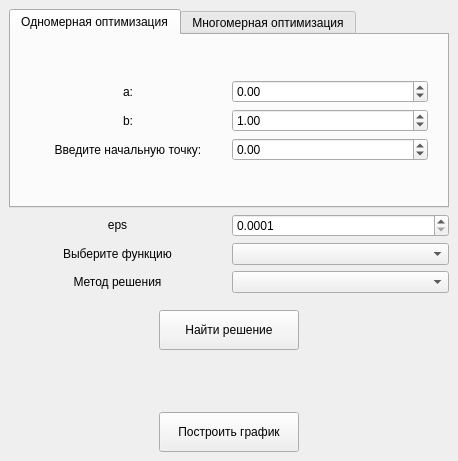
Before: the Qt Designer form mainwindow.ui in margarita-v/OptimizationMethods, drawn with Qt 5.
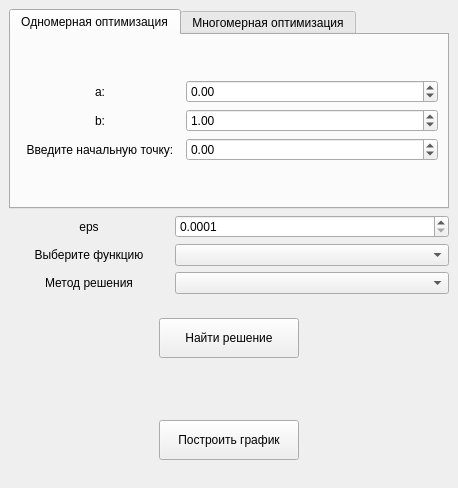
After: the same form once the commit is applied. The open tabs and pages were chosen to show the change.

Commit message: QFormLayout was added

```diff
--- a/mainwindow.ui
+++ b/mainwindow.ui
@@ -7,7 +7,7 @@
     <x>0</x>
     <y>0</y>
     <width>458</width>
-    <height>461</height>
+    <height>488</height>
    </rect>
   </property>
   <property name="windowTitle">
@@ -51,39 +51,18 @@
              <enum>QLayout::SetDefaultConstraint</enum>
             </property>
             <item>
-             <spacer name="verticalSpacer_3">
-              <property name="orientation">
-               <enum>Qt::Vertical</enum>
+             <layout class="QFormLayout" name="formLayout_4">
+              <property name="formAlignment">
+               <set>Qt::AlignCenter</set>
               </property>
-              <property name="sizeHint" stdset="0">
-               <size>
-                <width>20</width>
-                <height>40</height>
-               </size>
-              </property>
-             </spacer>
-            </item>
-            <item>
-             <layout class="QHBoxLayout" name="horizontalLayout_4">
-              <property name="spacing">
-               <number>6</number>
-              </property>
-              <property name="leftMargin">
-               <number>10</number>
-              </property>
-              <property name="topMargin">
-               <number>10</number>
-              </property>
-              <property name="rightMargin">
-               <number>10</number>
-              </property>
-              <property name="bottomMargin">
-               <number>10</number>
-              </property>
-              <item>
-               <layout class="QVBoxLayout" name="verticalLayout_2">
-                <item>
+              <item row="1" column="0">
                  <widget class="QLabel" name="lblA">
+                <property name="minimumSize">
+                 <size>
+                  <width>160</width>
+                  <height>0</height>
+                 </size>
+                </property>
                   <property name="layoutDirection">
                    <enum>Qt::LeftToRight</enum>
                   </property>
@@ -101,8 +80,39 @@
                   </property>
                  </widget>
                 </item>
-                <item>
+              <item row="1" column="1">
+               <widget class="QDoubleSpinBox" name="dsbA">
+                <property name="sizePolicy">
+                 <sizepolicy hsizetype="Expanding" vsizetype="Fixed">
+                  <horstretch>0</horstretch>
+                  <verstretch>0</verstretch>
+                 </sizepolicy>
+                </property>
+                <property name="maximumSize">
+                 <size>
+                  <width>500</width>
+                  <height>16777215</height>
+                 </size>
+                </property>
+                <property name="decimals">
+                 <number>2</number>
+                </property>
+                <property name="minimum">
+                 <double>-100.000000000000000</double>
+                </property>
+                <property name="maximum">
+                 <double>100.000000000000000</double>
+                </property>
+               </widget>
+              </item>
+              <item row="2" column="0">
                  <widget class="QLabel" name="lblB">
+                <property name="minimumSize">
+                 <size>
+                  <width>160</width>
+                  <height>0</height>
+                 </size>
+                </property>
                   <property name="text">
                    <string>b:</string>
                   </property>
@@ -111,35 +121,20 @@
                   </property>
                  </widget>
                 </item>
-                <item>
-                 <widget class="QLabel" name="lblFirstPoint">
-                  <property name="text">
-                   <string>Введите начальную точку:</string>
-                  </property>
-                  <property name="alignment">
-                   <set>Qt::AlignCenter</set>
-                  </property>
-                 </widget>
-                </item>
-               </layout>
-              </item>
-              <item>
-               <layout class="QVBoxLayout" name="verticalLayout_3">
-                <item>
-                 <widget class="QDoubleSpinBox" name="dsbA">
-                  <property name="decimals">
-                   <number>2</number>
-                  </property>
-                  <property name="minimum">
-                   <double>-100.000000000000000</double>
-                  </property>
-                  <property name="maximum">
-                   <double>100.000000000000000</double>
-                  </property>
-                 </widget>
-                </item>
-                <item>
+              <item row="2" column="1">
                  <widget class="QDoubleSpinBox" name="dsbB">
+                <property name="sizePolicy">
+                 <sizepolicy hsizetype="Expanding" vsizetype="Fixed">
+                  <horstretch>0</horstretch>
+                  <verstretch>0</verstretch>
+                 </sizepolicy>
+                </property>
+                <property name="maximumSize">
+                 <size>
+                  <width>500</width>
+                  <height>16777215</height>
+                 </size>
+                </property>
                   <property name="minimum">
                    <double>-100.000000000000000</double>
                   </property>
@@ -151,8 +146,36 @@
                   </property>
                  </widget>
                 </item>
-                <item>
+              <item row="3" column="0">
+               <widget class="QLabel" name="lblFirstPoint">
+                <property name="minimumSize">
+                 <size>
+                  <width>160</width>
+                  <height>0</height>
+                 </size>
+                </property>
+                <property name="text">
+                 <string>Введите начальную точку:</string>
+                </property>
+                <property name="alignment">
+                 <set>Qt::AlignCenter</set>
+                </property>
+               </widget>
+              </item>
+              <item row="3" column="1">
                  <widget class="QDoubleSpinBox" name="dsbFirstPoint">
+                <property name="sizePolicy">
+                 <sizepolicy hsizetype="Expanding" vsizetype="Fixed">
+                  <horstretch>0</horstretch>
+                  <verstretch>0</verstretch>
+                 </sizepolicy>
+                </property>
+                <property name="maximumSize">
+                 <size>
+                  <width>500</width>
+                  <height>16777215</height>
+                 </size>
+                </property>
                   <property name="minimum">
                    <double>-100.000000000000000</double>
                   </property>
@@ -161,11 +184,7 @@
                   </property>
                  </widget>
                 </item>
-               </layout>
-              </item>
-             </layout>
-            </item>
-            <item>
+              <item row="4" column="0">
              <spacer name="verticalSpacer_4">
               <property name="orientation">
                <enum>Qt::Vertical</enum>
@@ -178,6 +197,21 @@
               </property>
              </spacer>
             </item>
+              <item row="0" column="0">
+               <spacer name="verticalSpacer_5">
+                <property name="orientation">
+                 <enum>Qt::Vertical</enum>
+                </property>
+                <property name="sizeHint" stdset="0">
+                 <size>
+                  <width>20</width>
+                  <height>40</height>
+                 </size>
+                </property>
+               </spacer>
+              </item>
+             </layout>
+            </item>
            </layout>
           </item>
          </layout>
@@ -300,11 +334,18 @@
        </widget>
       </item>
       <item>
-       <layout class="QHBoxLayout" name="horizontalLayout">
-        <item>
-         <layout class="QVBoxLayout" name="verticalLayout_13">
-          <item>
+       <layout class="QFormLayout" name="formLayout_3">
+        <property name="formAlignment">
+         <set>Qt::AlignCenter</set>
+        </property>
+        <item row="0" column="0">
            <widget class="QLabel" name="label_2">
+          <property name="minimumSize">
+           <size>
+            <width>160</width>
+            <height>0</height>
+           </size>
+          </property>
             <property name="text">
              <string>eps</string>
             </property>
@@ -313,8 +354,42 @@
             </property>
            </widget>
           </item>
-          <item>
+        <item row="0" column="1">
+         <widget class="QDoubleSpinBox" name="dsbEps">
+          <property name="sizePolicy">
+           <sizepolicy hsizetype="Expanding" vsizetype="Fixed">
+            <horstretch>0</horstretch>
+            <verstretch>0</verstretch>
+           </sizepolicy>
+          </property>
+          <property name="maximumSize">
+           <size>
+            <width>500</width>
+            <height>16777215</height>
+           </size>
+          </property>
+          <property name="decimals">
+           <number>4</number>
+          </property>
+          <property name="minimum">
+           <double>0.000100000000000</double>
+          </property>
+          <property name="maximum">
+           <double>1.000000000000000</double>
+          </property>
+          <property name="singleStep">
+           <double>0.000100000000000</double>
+          </property>
+         </widget>
+        </item>
+        <item row="1" column="0">
            <widget class="QLabel" name="label_16">
+          <property name="minimumSize">
+           <size>
+            <width>160</width>
+            <height>0</height>
+           </size>
+          </property>
             <property name="text">
              <string>Выберите функцию</string>
             </property>
@@ -323,8 +398,30 @@
             </property>
            </widget>
           </item>
-          <item>
+        <item row="1" column="1">
+         <widget class="QComboBox" name="cbFunc">
+          <property name="sizePolicy">
+           <sizepolicy hsizetype="Expanding" vsizetype="Fixed">
+            <horstretch>0</horstretch>
+            <verstretch>0</verstretch>
+           </sizepolicy>
+          </property>
+          <property name="maximumSize">
+           <size>
+            <width>500</width>
+            <height>16777215</height>
+           </size>
+          </property>
+         </widget>
+        </item>
+        <item row="2" column="0">
            <widget class="QLabel" name="label">
+          <property name="minimumSize">
+           <size>
+            <width>160</width>
+            <height>0</height>
+           </size>
+          </property>
             <property name="text">
              <string>Метод решения</string>
             </property>
@@ -333,33 +430,21 @@
             </property>
            </widget>
           </item>
-         </layout>
-        </item>
-        <item>
-         <layout class="QVBoxLayout" name="verticalLayout_16">
-          <item>
-           <widget class="QDoubleSpinBox" name="dsbEps">
-            <property name="decimals">
-             <number>4</number>
-            </property>
-            <property name="minimum">
-             <double>0.000100000000000</double>
-            </property>
-            <property name="maximum">
-             <double>1.000000000000000</double>
-            </property>
-            <property name="singleStep">
-             <double>0.000100000000000</double>
-            </property>
-           </widget>
-          </item>
-          <item>
-           <widget class="QComboBox" name="cbFunc"/>
-          </item>
-          <item>
-           <widget class="QComboBox" name="cbMethod"/>
-          </item>
-         </layout>
+        <item row="2" column="1">
+         <widget class="QComboBox" name="cbMethod">
+          <property name="sizePolicy">
+           <sizepolicy hsizetype="Expanding" vsizetype="Fixed">
+            <horstretch>0</horstretch>
+            <verstretch>0</verstretch>
+           </sizepolicy>
+          </property>
+          <property name="maximumSize">
+           <size>
+            <width>500</width>
+            <height>16777215</height>
+           </size>
+          </property>
+         </widget>
         </item>
        </layout>
       </item>
@@ -502,9 +587,7 @@
         </item>
        </layout>
       </item>
-     </layout>
-    </item>
-    <item row="1" column="0">
+      <item>
      <spacer name="verticalSpacer_2">
       <property name="orientation">
        <enum>Qt::Vertical</enum>
@@ -516,6 +599,8 @@
        </size>
       </property>
      </spacer>
+      </item>
+     </layout>
     </item>
    </layout>
   </widget>
```
Left out of the diff: 143 changed lines with no effect on the pictures. Lines whose indentation alone changed are shown as unchanged.
